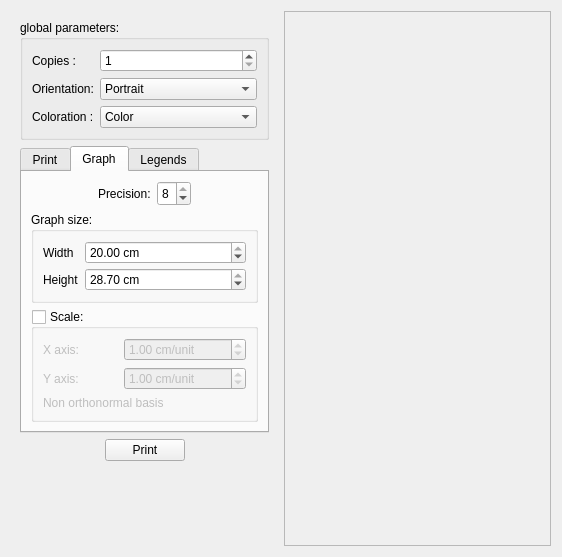
Qt form Export/print.ui (AdelKS/ZeGrapher) before a commit.
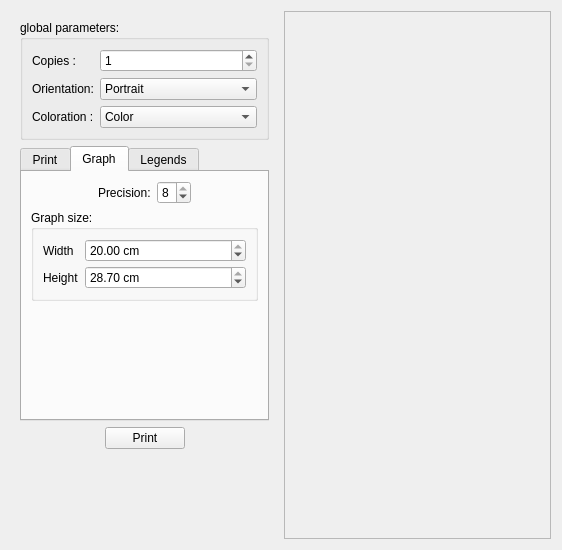
The same form after that commit. The open tabs and pages were chosen to show the change. Icons and pictures are not drawn.

Commit message: Removed centimeter scale feature from print since it's useless and was buggy. And Corrected a bug with mouse tracking in print preview.

The edit to the form file:
```diff
--- a/Export/print.ui
+++ b/Export/print.ui
@@ -7,7 +7,7 @@
     <x>0</x>
     <y>0</y>
     <width>562</width>
-    <height>557</height>
+    <height>550</height>
    </rect>
   </property>
   <property name="windowTitle">
@@ -403,7 +403,7 @@
             <property name="flat">
              <bool>false</bool>
             </property>
-            <layout class="QHBoxLayout" name="horizontalLayout_3">
+            <layout class="QVBoxLayout" name="verticalLayout_9">
              <item>
               <layout class="QFormLayout" name="formLayout_2">
                <property name="fieldGrowthPolicy">
@@ -476,107 +476,17 @@
            </widget>
           </item>
           <item>
-           <widget class="QGroupBox" name="scaleGroupBox">
-            <property name="title">
-             <string>Scale:</string>
+           <spacer name="verticalSpacer_3">
+            <property name="orientation">
+             <enum>Qt::Vertical</enum>
             </property>
-            <property name="checkable">
-             <bool>true</bool>
+            <property name="sizeHint" stdset="0">
+             <size>
+              <width>20</width>
+              <height>40</height>
+             </size>
             </property>
-            <property name="checked">
-             <bool>false</bool>
-            </property>
-            <layout class="QVBoxLayout" name="verticalLayout_9">
-             <item>
-              <layout class="QHBoxLayout" name="horizontalLayout_6">
-               <item>
-                <widget class="QLabel" name="label_9">
-                 <property name="maximumSize">
-                  <size>
-                   <width>75</width>
-                   <height>16777215</height>
-                  </size>
-                 </property>
-                 <property name="text">
-                  <string>X axis:</string>
-                 </property>
-                </widget>
-               </item>
-               <item>
-                <widget class="QDoubleSpinBox" name="xscale">
-                 <property name="maximumSize">
-                  <size>
-                   <width>16777215</width>
-                   <height>25</height>
-                  </size>
-                 </property>
-                 <property name="prefix">
-                  <string/>
-                 </property>
-                 <property name="suffix">
-                  <string> cm/unit</string>
-                 </property>
-                 <property name="minimum">
-                  <double>0.500000000000000</double>
-                 </property>
-                 <property name="maximum">
-                  <double>20.000000000000000</double>
-                 </property>
-                 <property name="value">
-                  <double>1.000000000000000</double>
-                 </property>
-                </widget>
-               </item>
-              </layout>
-             </item>
-             <item>
-              <layout class="QHBoxLayout" name="horizontalLayout_7">
-               <item>
-                <widget class="QLabel" name="Ylabel">
-                 <property name="maximumSize">
-                  <size>
-                   <width>75</width>
-                   <height>16777215</height>
-                  </size>
-                 </property>
-                 <property name="text">
-                  <string>Y axis:</string>
-                 </property>
-                </widget>
-               </item>
-               <item>
-                <widget class="QDoubleSpinBox" name="yscale">
-                 <property name="maximumSize">
-                  <size>
-                   <width>16777215</width>
-                   <height>25</height>
-                  </size>
-                 </property>
-                 <property name="suffix">
-                  <string> cm/unit</string>
-                 </property>
-                 <property name="minimum">
-                  <double>0.500000000000000</double>
-                 </property>
-                 <property name="maximum">
-                  <double>20.000000000000000</double>
-                 </property>
-                 <property name="value">
-                  <double>1.000000000000000</double>
-                 </property>
-                </widget>
-               </item>
-              </layout>
-             </item>
-             <item>
-              <widget class="QLabel" name="orthInfoLabel">
-               <property name="text">
-                <string>Non orthonormal basis</string>
-               </property>
-              </widget>
-             </item>
-            </layout>
-           </widget>
+           </spacer>
           </item>
          </layout>
         </widget>
@@ -844,7 +754,7 @@
         <x>0</x>
         <y>0</y>
         <width>264</width>
-        <height>537</height>
+        <height>530</height>
        </rect>
       </property>
      </widget>
```
Left out of the diff: 2 changed lines with no effect on the pictures. The commit also changes 6 other files.
